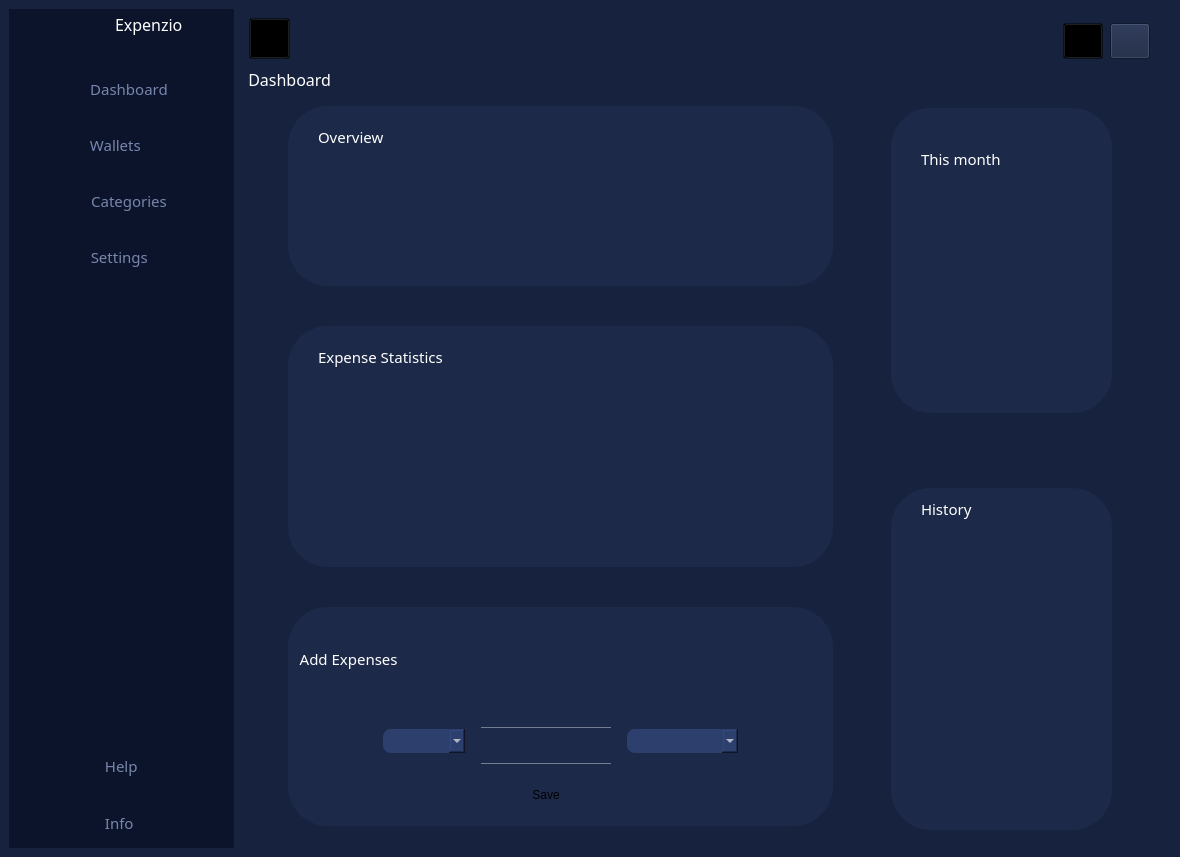
First picture: the form in HOMEWINDOW3.ui, repository v4sud3v/MINI-PROJECT, before the edit.
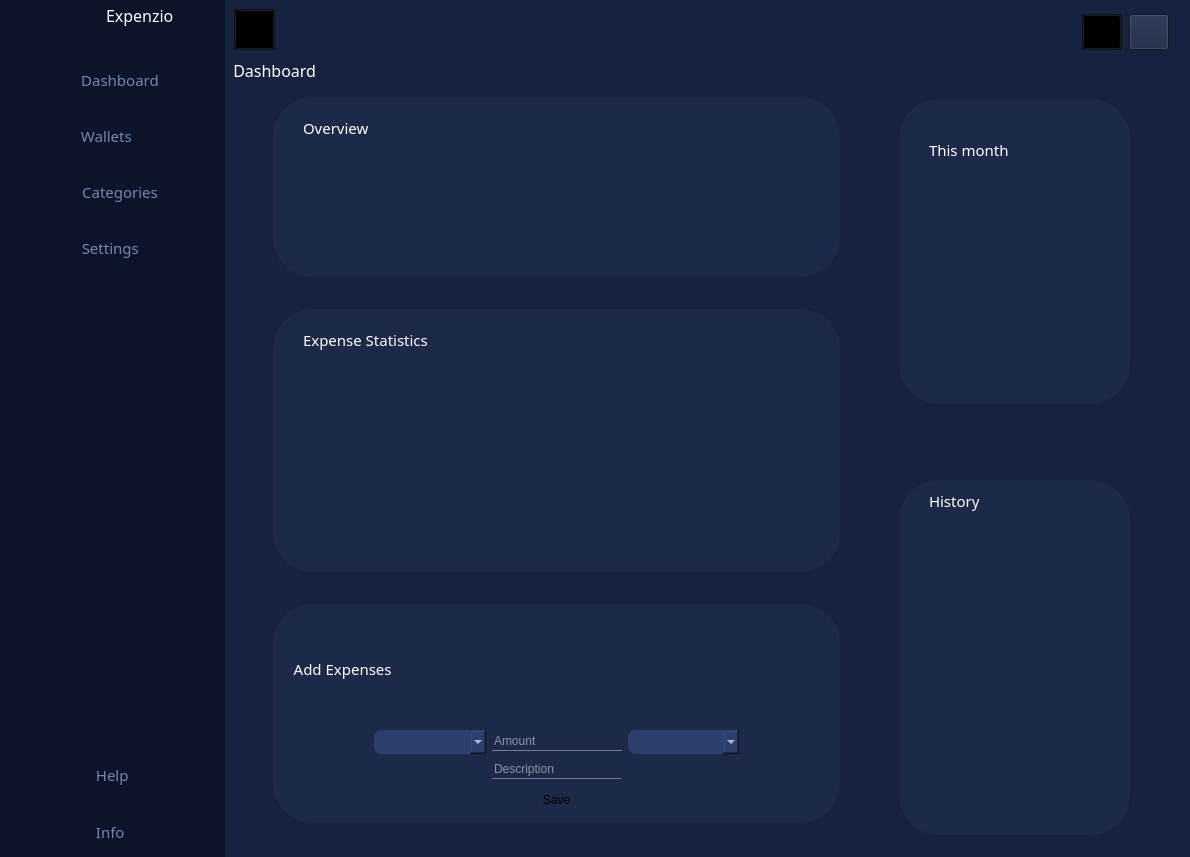
Second picture: the form after the edit. Icons and pictures are not drawn.

What changed in the file:
```diff
--- a/HOMEWINDOW3.ui
+++ b/HOMEWINDOW3.ui
@@ -6,7 +6,7 @@
    <rect>
     <x>0</x>
     <y>0</y>
-    <width>1180</width>
+    <width>1190</width>
     <height>857</height>
    </rect>
   </property>
@@ -29,6 +29,21 @@
 </string>
    </property>
    <layout class="QHBoxLayout" name="horizontalLayout_4">
+    <property name="spacing">
+     <number>0</number>
+    </property>
+    <property name="leftMargin">
+     <number>0</number>
+    </property>
+    <property name="topMargin">
+     <number>0</number>
+    </property>
+    <property name="rightMargin">
+     <number>0</number>
+    </property>
+    <property name="bottomMargin">
+     <number>0</number>
+    </property>
     <item>
      <layout class="QHBoxLayout" name="leftmenu">
       <property name="spacing">
@@ -1103,10 +1118,16 @@
                 <number>31</number>
                </property>
                <property name="bottomMargin">
-                <number>9</number>
+                <number>34</number>
                </property>
                <item>
                 <widget class="QFrame" name="overview_frame">
+                 <property name="sizePolicy">
+                  <sizepolicy hsizetype="MinimumExpanding" vsizetype="MinimumExpanding">
+                   <horstretch>0</horstretch>
+                   <verstretch>0</verstretch>
+                  </sizepolicy>
+                 </property>
                  <property name="minimumSize">
                   <size>
                    <width>496</width>
@@ -1176,10 +1197,16 @@
                </item>
                <item>
                 <widget class="QFrame" name="Statistics_frame">
+                 <property name="sizePolicy">
+                  <sizepolicy hsizetype="Maximum" vsizetype="MinimumExpanding">
+                   <horstretch>0</horstretch>
+                   <verstretch>0</verstretch>
+                  </sizepolicy>
+                 </property>
                  <property name="minimumSize">
                   <size>
-                   <width>500</width>
-                   <height>241</height>
+                   <width>567</width>
+                   <height>263</height>
                   </size>
                  </property>
                  <property name="styleSheet">
@@ -1259,8 +1286,11 @@
     image:url(:/icon/icons/chevron-down.svg);
 	width: 0;
 }
-QLineEdit{
+#amount,#description{
 border-bottom-color: rgb(255, 255, 255);
+border-bottom: 1px solid;
+color: rgb(255, 255, 255);
+border-color:rgba(255, 255, 255,100);
 }</string>
                  </property>
                  <property name="frameShape">
@@ -1272,22 +1302,9 @@
                  <property name="lineWidth">
                   <number>0</number>
                  </property>
-                 <layout class="QVBoxLayout" name="verticalLayout_14">
-                  <property name="spacing">
-                   <number>0</number>
-                  </property>
-                  <property name="leftMargin">
-                   <number>0</number>
-                  </property>
-                  <property name="topMargin">
-                   <number>0</number>
-                  </property>
-                  <property name="rightMargin">
-                   <number>0</number>
-                  </property>
-                  <property name="bottomMargin">
-                   <number>13</number>
-                  </property>
+                 <layout class="QVBoxLayout" name="verticalLayout_13">
+                  <item>
+                   <layout class="QVBoxLayout" name="verticalLayout_12">
                   <item>
                    <layout class="QHBoxLayout" name="horizontalLayout_7">
                     <property name="rightMargin">
@@ -1334,7 +1351,7 @@
                    </layout>
                   </item>
                   <item>
-                   <layout class="QHBoxLayout" name="horizontalLayout_8">
+                     <layout class="QHBoxLayout" name="horizontalLayout_10">
                     <item>
                      <spacer name="horizontalSpacer_11">
                       <property name="orientation">
@@ -1349,23 +1366,117 @@
                      </spacer>
                     </item>
                     <item>
+                       <layout class="QVBoxLayout" name="verticalLayout_11">
+                        <item>
                      <layout class="QHBoxLayout" name="horizontalLayout_5">
                       <property name="spacing">
-                       <number>16</number>
-                      </property>
-                      <item>
-                       <layout class="QVBoxLayout" name="verticalLayout_13">
-                        <property name="spacing">
-                         <number>11</number>
+                           <number>6</number>
                         </property>
                         <item>
                          <widget class="QComboBox" name="group_">
                           <property name="minimumSize">
                            <size>
+                              <width>112</width>
+                              <height>0</height>
+                             </size>
+                            </property>
+                            <property name="maximumSize">
+                             <size>
+                              <width>16777215</width>
+                              <height>16777215</height>
+                             </size>
+                            </property>
+                            <property name="sizeIncrement">
+                             <size>
                             <width>0</width>
                             <height>0</height>
                            </size>
                           </property>
+                            <property name="font">
+                             <font>
+                              <family>Century Gothic</family>
+                              <pointsize>11</pointsize>
+                              <weight>50</weight>
+                              <italic>false</italic>
+                              <bold>false</bold>
+                             </font>
+                            </property>
+                            <property name="layoutDirection">
+                             <enum>Qt::LeftToRight</enum>
+                            </property>
+                            <property name="styleSheet">
+                             <string notr="true">*{color:#fff;
+background-color: rgb(45, 63, 109);
+border-radius:8px;}
+QComboBox{
+	padding-left: 20px;
+
+}
+QComboBox::drop-down {
+	
+	image: url(:/icon/icons/chevron-down.svg);
+    width: 16px;
+    height: 16px;
+	border: none;
+	padding: 3px
+}
+
+</string>
+                            </property>
+                            <property name="editable">
+                             <bool>false</bool>
+                            </property>
+                            <property name="currentText">
+                             <string/>
+                            </property>
+                            <property name="currentIndex">
+                             <number>-1</number>
+                            </property>
+                            <property name="iconSize">
+                             <size>
+                              <width>20</width>
+                              <height>20</height>
+                             </size>
+                            </property>
+                            <item>
+                             <property name="text">
+                              <string>Item1</string>
+                             </property>
+                            </item>
+                            <item>
+                             <property name="text">
+                              <string>Item 2</string>
+                             </property>
+                            </item>
+                           </widget>
+                          </item>
+                          <item>
+                           <widget class="QLineEdit" name="amount">
+                            <property name="minimumSize">
+                             <size>
+                              <width>130</width>
+                              <height>19</height>
+                             </size>
+                            </property>
+                            <property name="whatsThis">
+                             <string/>
+                            </property>
+                            <property name="styleSheet">
+                             <string notr="true"/>
+                            </property>
+                            <property name="placeholderText">
+                             <string>Amount</string>
+                            </property>
+                           </widget>
+                          </item>
+                          <item>
+                           <widget class="QComboBox" name="comboBox_2">
+                            <property name="minimumSize">
+                             <size>
+                              <width>111</width>
+                              <height>0</height>
+                             </size>
+                            </property>
                           <property name="maximumSize">
                            <size>
                             <width>16777215</width>
@@ -1433,6 +1544,13 @@
                           </item>
                          </widget>
                         </item>
+                         </layout>
+                        </item>
+                        <item>
+                         <layout class="QHBoxLayout" name="horizontalLayout_8">
+                          <property name="spacing">
+                           <number>6</number>
+                          </property>
                         <item>
                          <spacer name="horizontalSpacer_5">
                           <property name="orientation">
@@ -1440,12 +1558,49 @@
                           </property>
                           <property name="sizeHint" stdset="0">
                            <size>
-                            <width>40</width>
+                              <width>112</width>
                             <height>20</height>
                            </size>
                           </property>
                          </spacer>
                         </item>
+                          <item>
+                           <widget class="QLineEdit" name="description">
+                            <property name="minimumSize">
+                             <size>
+                              <width>129</width>
+                              <height>19</height>
+                             </size>
+                            </property>
+                            <property name="styleSheet">
+                             <string notr="true">
+</string>
+                            </property>
+                            <property name="text">
+                             <string/>
+                            </property>
+                            <property name="placeholderText">
+                             <string>Description</string>
+                            </property>
+                           </widget>
+                          </item>
+                          <item>
+                           <spacer name="horizontalSpacer_6">
+                            <property name="orientation">
+                             <enum>Qt::Horizontal</enum>
+                            </property>
+                            <property name="sizeHint" stdset="0">
+                             <size>
+                              <width>111</width>
+                              <height>20</height>
+                             </size>
+                            </property>
+                           </spacer>
+                          </item>
+                         </layout>
+                        </item>
+                        <item>
+                         <layout class="QHBoxLayout" name="horizontalLayout_9">
                         <item>
                          <spacer name="horizontalSpacer_7">
                           <property name="orientation">
@@ -1459,42 +1614,6 @@
                           </property>
                          </spacer>
                         </item>
-                       </layout>
-                      </item>
-                      <item>
-                       <layout class="QVBoxLayout" name="verticalLayout_11">
-                        <property name="spacing">
-                         <number>16</number>
-                        </property>
-                        <item>
-                         <widget class="QLineEdit" name="lineEdit">
-                          <property name="whatsThis">
-                           <string/>
-                          </property>
-                          <property name="styleSheet">
-                           <string notr="true">border-bottom: 1px solid;
-border-color:rgba(255, 255, 255,100)
-
-</string>
-                          </property>
-                         </widget>
-                        </item>
-                        <item>
-                         <widget class="QLineEdit" name="lineEdit_2">
-                          <property name="minimumSize">
-                           <size>
-                            <width>130</width>
-                            <height>19</height>
-                           </size>
-                          </property>
-                          <property name="styleSheet">
-                           <string notr="true">border-bottom: 1px solid;
-border-color:rgba(255, 255, 255,100)
-
-</string>
-                          </property>
-                         </widget>
-                        </item>
                         <item>
                          <widget class="QPushButton" name="pushButton">
                           <property name="sizePolicy">
@@ -1524,98 +1643,6 @@
                           </property>
                          </widget>
                         </item>
-                       </layout>
-                      </item>
-                      <item>
-                       <layout class="QVBoxLayout" name="verticalLayout_12">
-                        <item>
-                         <widget class="QComboBox" name="comboBox_2">
-                          <property name="minimumSize">
-                           <size>
-                            <width>111</width>
-                            <height>0</height>
-                           </size>
-                          </property>
-                          <property name="maximumSize">
-                           <size>
-                            <width>16777215</width>
-                            <height>16777215</height>
-                           </size>
-                          </property>
-                          <property name="sizeIncrement">
-                           <size>
-                            <width>0</width>
-                            <height>0</height>
-                           </size>
-                          </property>
-                          <property name="font">
-                           <font>
-                            <family>Century Gothic</family>
-                            <pointsize>11</pointsize>
-                            <weight>50</weight>
-                            <italic>false</italic>
-                            <bold>false</bold>
-                           </font>
-                          </property>
-                          <property name="layoutDirection">
-                           <enum>Qt::LeftToRight</enum>
-                          </property>
-                          <property name="styleSheet">
-                           <string notr="true">*{color:#fff;
-background-color: rgb(45, 63, 109);
-border-radius:8px;}
-QComboBox{
-	padding-left: 20px;
-
-}
-QComboBox::drop-down {
-	
-	image: url(:/icon/icons/chevron-down.svg);
-    width: 16px;
-    height: 16px;
-	border: none;
-	padding: 3px
-}
-
-</string>
-                          </property>
-                          <property name="editable">
-                           <bool>false</bool>
-                          </property>
-                          <property name="currentIndex">
-                           <number>-1</number>
-                          </property>
-                          <property name="iconSize">
-                           <size>
-                            <width>20</width>
-                            <height>20</height>
-                           </size>
-                          </property>
-                          <item>
-                           <property name="text">
-                            <string>Item1</string>
-                           </property>
-                          </item>
-                          <item>
-                           <property name="text">
-                            <string>Item 2</string>
-                           </property>
-                          </item>
-                         </widget>
-                        </item>
-                        <item>
-                         <spacer name="horizontalSpacer_6">
-                          <property name="orientation">
-                           <enum>Qt::Horizontal</enum>
-                          </property>
-                          <property name="sizeHint" stdset="0">
-                           <size>
-                            <width>40</width>
-                            <height>20</height>
-                           </size>
-                          </property>
-                         </spacer>
-                        </item>
                         <item>
                          <spacer name="horizontalSpacer_8">
                           <property name="orientation">
@@ -1649,6 +1676,8 @@
                    </layout>
                   </item>
                  </layout>
+                  </item>
+                 </layout>
                 </widget>
                </item>
               </layout>
@@ -1672,13 +1701,19 @@
                 <number>2</number>
                </property>
                <property name="bottomMargin">
-                <number>10</number>
+                <number>34</number>
                </property>
                <item>
                 <widget class="QFrame" name="Monthly_frame">
+                 <property name="sizePolicy">
+                  <sizepolicy hsizetype="MinimumExpanding" vsizetype="MinimumExpanding">
+                   <horstretch>0</horstretch>
+                   <verstretch>0</verstretch>
+                  </sizepolicy>
+                 </property>
                  <property name="minimumSize">
                   <size>
-                   <width>221</width>
+                   <width>231</width>
                    <height>305</height>
                   </size>
                  </property>
@@ -1751,10 +1786,16 @@
                </item>
                <item>
                 <widget class="QFrame" name="History_frame">
+                 <property name="sizePolicy">
+                  <sizepolicy hsizetype="MinimumExpanding" vsizetype="MinimumExpanding">
+                   <horstretch>0</horstretch>
+                   <verstretch>0</verstretch>
+                  </sizepolicy>
+                 </property>
                  <property name="minimumSize">
                   <size>
-                   <width>221</width>
-                   <height>342</height>
+                   <width>231</width>
+                   <height>355</height>
                   </size>
                  </property>
                  <property name="maximumSize">
```
Lines whose indentation alone changed are shown as unchanged.
